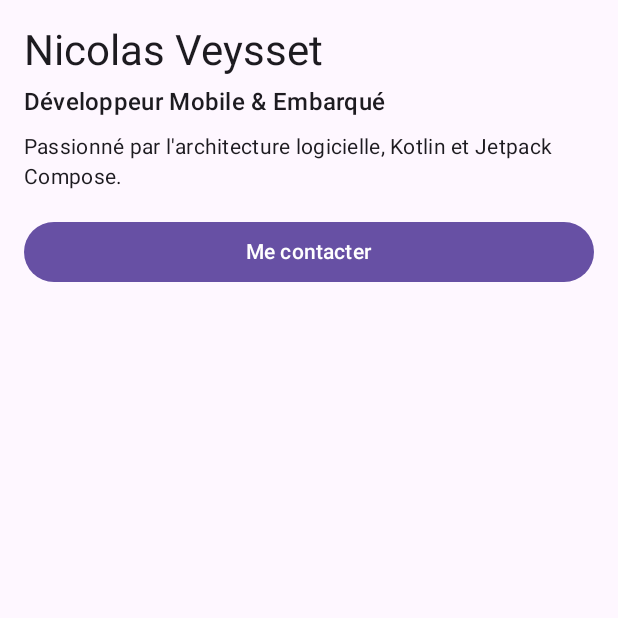
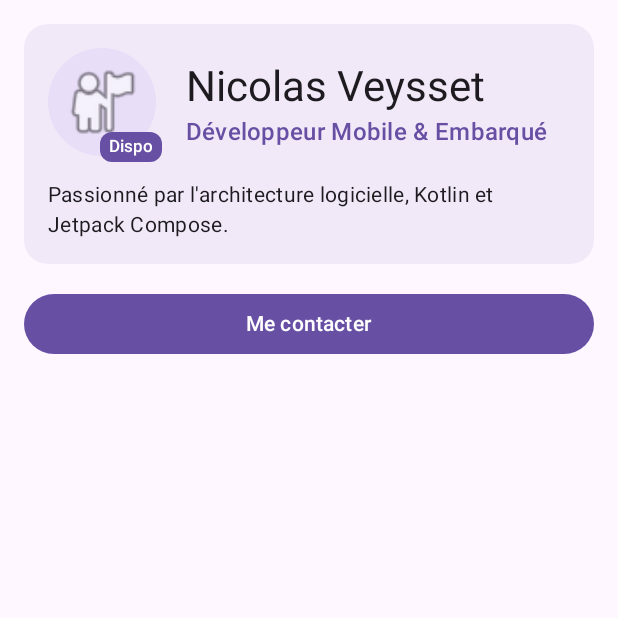
Before and after one commit to nicoveysset/Profildeveloppeur, an Android app built with Jetpack Compose: the screen it shows after launch (MainActivity), on a phone screen of 412 x 824 dp, the top half of it. Run offline under Robolectric (Android 15) with nearby library versions, the phone set to English and light mode, and no system bars.

Commit message:
ajout de surface box avatar badge

```diff
--- a/app/src/main/java/com/example/profildeveloppeur/MainActivity.kt
+++ b/app/src/main/java/com/example/profildeveloppeur/MainActivity.kt
@@ -4,20 +4,32 @@ import android.os.Bundle
 import androidx.activity.ComponentActivity
 import androidx.activity.compose.setContent
 import androidx.activity.enableEdgeToEdge
+import androidx.compose.foundation.Image
+import androidx.compose.foundation.background
 import androidx.compose.foundation.layout.Arrangement
+import androidx.compose.foundation.layout.Box
 import androidx.compose.foundation.layout.Column
 import androidx.compose.foundation.layout.PaddingValues
+import androidx.compose.foundation.layout.Row
+import androidx.compose.foundation.layout.Spacer
 import androidx.compose.foundation.layout.fillMaxSize
 import androidx.compose.foundation.layout.fillMaxWidth
+import androidx.compose.foundation.layout.height
 import androidx.compose.foundation.layout.padding
+import androidx.compose.foundation.layout.size
+import androidx.compose.foundation.layout.width
 import androidx.compose.foundation.lazy.LazyColumn
+import androidx.compose.foundation.shape.CircleShape
 import androidx.compose.material3.Button
 import androidx.compose.material3.MaterialTheme
 import androidx.compose.material3.Scaffold
 import androidx.compose.material3.Surface
 import androidx.compose.material3.Text
 import androidx.compose.runtime.Composable
+import androidx.compose.ui.Alignment
 import androidx.compose.ui.Modifier
+import androidx.compose.ui.draw.clip
+import androidx.compose.ui.res.painterResource
 import androidx.compose.ui.tooling.preview.Preview
 import androidx.compose.ui.unit.dp
 
@@ -101,23 +113,82 @@ fun ProfileHeader(
     name: String,
     role: String,
     bio: String,
+    isAvailable: Boolean,
     modifier: Modifier = Modifier
 ) {
-    Column(modifier = modifier) {
+    // Conteneur visuel principal de l'en-tête
+    Surface(
+        modifier = modifier.fillMaxWidth(),
+        shape = MaterialTheme.shapes.large,
+        tonalElevation = 3.dp
+    ) {
+        Column(
+            modifier = Modifier.padding(16.dp)
+        ) {
+            // Alignement horizontal de l'avatar et des informations principales
+            Row(
+                verticalAlignment = Alignment.CenterVertically
+            ) {
+                // Box permettant de superposer le badge de statut sur l'avatar
+                Box(
+                    modifier = Modifier.size(76.dp)
+                ) {
+                    Image(
+                        painter = painterResource(id = android.R.drawable.ic_menu_myplaces),
+                        contentDescription = "Avatar de $name",
+                        modifier = Modifier
+                            .size(72.dp)
+                            .clip(CircleShape)
+                            .background(MaterialTheme.colorScheme.secondaryContainer)
+                            .padding(8.dp)
+                    )
+                    // Badge superposé en bas à droite de l'image
+                    Surface(
+                        modifier = Modifier.align(Alignment.BottomEnd),
+                        shape = MaterialTheme.shapes.small,
+                        color = if (isAvailable) {
+                            MaterialTheme.colorScheme.primary
+                        } else {
+                            MaterialTheme.colorScheme.error
+                        },
+                        contentColor = if (isAvailable) {
+                            MaterialTheme.colorScheme.onPrimary
+                        } else {
+                            MaterialTheme.colorScheme.onError
+                        }
+                    ) {
+                        Text(
+                            text = if (isAvailable) "Dispo" else "Occupé",
+                            style = MaterialTheme.typography.labelSmall,
+                            modifier = Modifier.padding(horizontal = 6.dp, vertical = 2.dp)
+                        )
+                    }
+                }
+
+                Spacer(modifier = Modifier.width(16.dp))
+
+                Column(modifier = Modifier.weight(1f)) {
                     Text(
                         text = name,
                         style = MaterialTheme.typography.headlineMedium,
-            modifier = Modifier.padding(bottom = 4.dp)
+                        color = MaterialTheme.colorScheme.onSurface
                     )
                     Text(
                         text = role,
                         style = MaterialTheme.typography.titleMedium,
-            modifier = Modifier.padding(bottom = 8.dp)
+                        color = MaterialTheme.colorScheme.primary
                     )
+                }
+            }
+
+            Spacer(modifier = Modifier.height(12.dp))
+
             Text(
                 text = bio,
-            style = MaterialTheme.typography.bodyMedium
+                style = MaterialTheme.typography.bodyMedium,
+                color = MaterialTheme.colorScheme.onSurface
             )
+        }
     }
 }
 
@@ -140,7 +211,6 @@ fun ProfileScreen(
     onContactClick: () -> Unit,
     modifier: Modifier = Modifier
 ) {
-    // Remplacement de la Column statique par une LazyColumn pour supporter tout l'écran
     LazyColumn(
         modifier = modifier.fillMaxSize(),
         contentPadding = PaddingValues(16.dp),
@@ -150,7 +220,8 @@ fun ProfileScreen(
             ProfileHeader(
                 name = profile.name,
                 role = profile.role,
-                bio = profile.bio
+                bio = profile.bio,
+                isAvailable = profile.isAvailable
             )
         }
         item {
```
Lines whose indentation alone changed are shown as unchanged.
